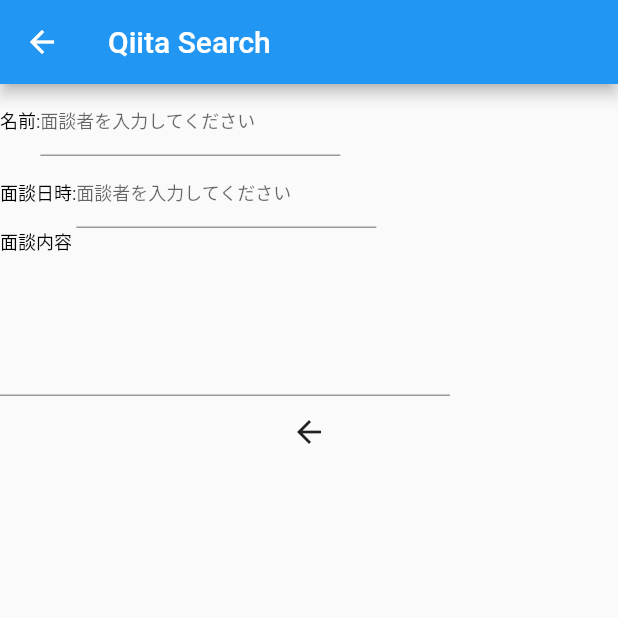
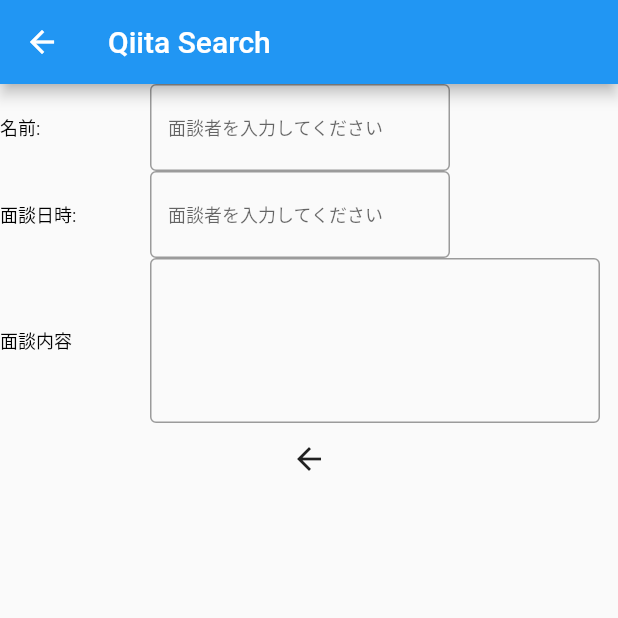
Before and after one commit to krote/Practice-TEST_FLUTTER, a Flutter app: the screen it shows after launch, in the side drawer, after a tap on "Booking 1on1", on a phone screen of 412 x 824 dp, the top half of it. Run offline on Flutter 3.47's test engine with Material 2 defaults, Android fonts, the phone set to English and light mode, and no system bars; our stand-ins replace flutter_dotenv, webview_flutter; missing offline and left inert: flutter_webrtc, sdp_transform.

Commit message:
change layout

```diff
--- a/lib/screens/booking_1on1.dart
+++ b/lib/screens/booking_1on1.dart
@@ -18,11 +18,14 @@ class _Booking1on1Screen extends State<Booking1on1Screen> {
                 children: [
                     Row(
                         children:[
-                            Text(
+                            SizedBox(
+                                width: 100,
+                                child: Text(
                                     "名前:",
                                     style: const TextStyle(
                                         color: Colors.black,
                                         fontSize: 12,
+                                    ),
                                 ),
                             ),
                             SizedBox(
@@ -33,6 +36,7 @@ class _Booking1on1Screen extends State<Booking1on1Screen> {
                                 child: TextField(
                                     decoration: InputDecoration(
                                         hintText: '面談者を入力してください',
+                                        border: OutlineInputBorder(),
                                     ),
                                     style: const TextStyle(
                                         color: Colors.black,
@@ -44,11 +48,14 @@ class _Booking1on1Screen extends State<Booking1on1Screen> {
                     ),
                     Row(
                         children:[
-                            Text(
+                            SizedBox(
+                                width: 100,
+                                child: Text(
                                     "面談日時:",
                                     style: const TextStyle(
                                         color: Colors.black,
                                         fontSize: 12,
+                                    ),
                                 ),
                             ),
                             SizedBox(
@@ -56,6 +63,7 @@ class _Booking1on1Screen extends State<Booking1on1Screen> {
                                 child: TextField(
                                     decoration: InputDecoration(
                                         hintText: '面談者を入力してください',
+                                        border: OutlineInputBorder(),
                                     ),
                                     style: const TextStyle(
                                         color: Colors.black,
@@ -77,14 +85,13 @@ class _Booking1on1Screen extends State<Booking1on1Screen> {
                                     ),
                                 ),
                             ),
-                        ]
-                    ),
-                    Row(
-                        children: [
                             SizedBox(
                                 width:300,
                                 child: TextField(
                                     maxLines: 5,
+                                    decoration : InputDecoration(
+                                        border: OutlineInputBorder(),
+                                    ),
                                     style: const TextStyle(
                                         color: Colors.black,
                                         fontSize: 12,
```
Lines whose indentation alone changed are shown as unchanged.
